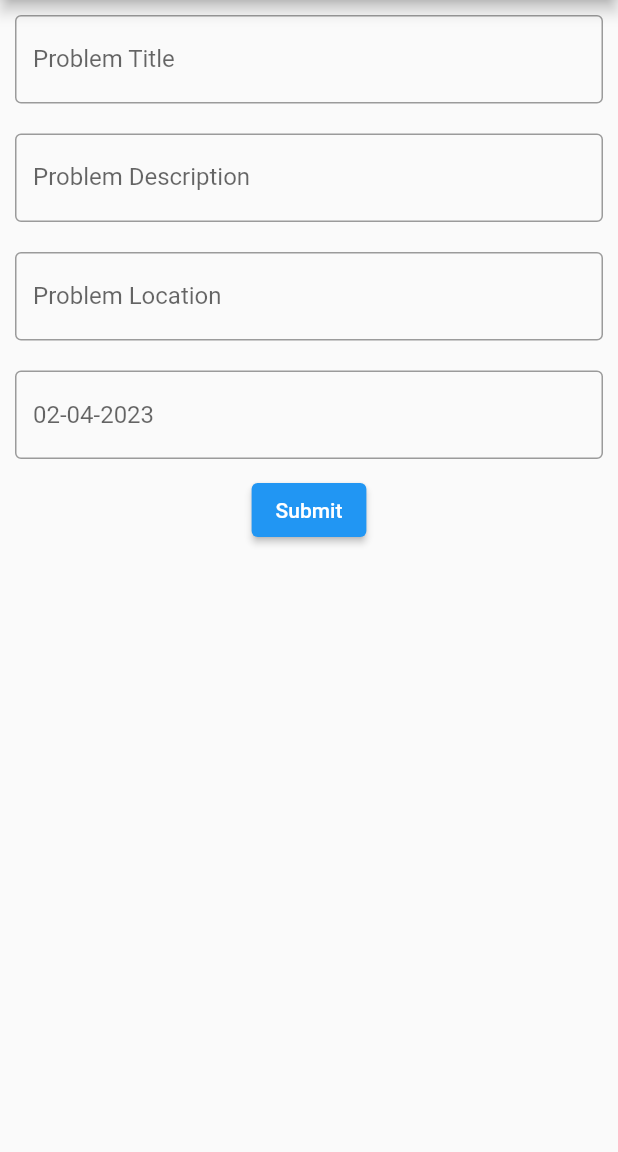
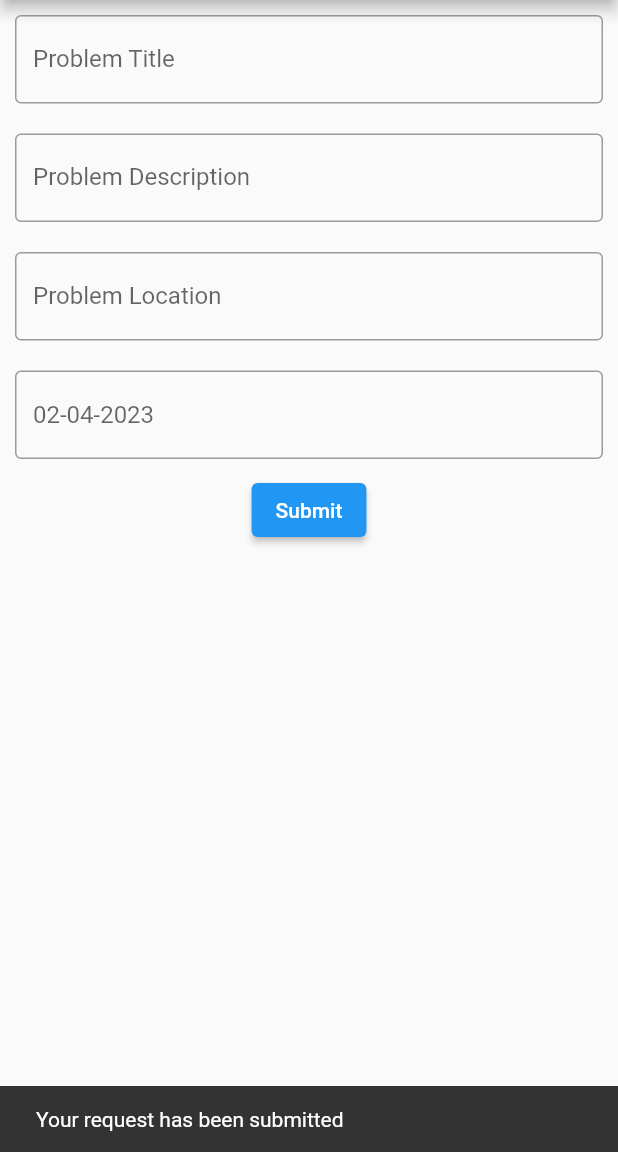
Before and after one commit to liritharan/flutter_firebase_bloc, a Flutter app: the PostDataPage screen opened directly, after a tap on "Submit", on a phone screen of 412 x 824 dp, the part 84-1236 px from its top. Run offline on Flutter 3.47's test engine with Material 2 defaults, Android fonts, the phone set to English and light mode, and no system bars; our stand-ins replace bloc, cloud_firestore, equatable, file_picker, firebase_core, firebase_messaging and 1 more; accounts and stored records are empty.

Commit message:
Adding Post Method with states

```diff
--- a/lib/post_data/bloc.dart
+++ b/lib/post_data/bloc.dart
@@ -14,10 +14,12 @@ class PostDataBloc extends Bloc<PostDataEvent, PostDataState> {
       emit(PostLoading());
       await postAPI.addData(
           event.problemTitle.toString(),
-          event.problemDecription.toString(),
+          event.problemDescription.toString(),
           event.problemLocation.toString(),
           event.date.toString());
+      emit(const PostSuccess('Your request has been submitted'));
       emit(PostLoaded());
+
     });
   }
 }
--- a/lib/post_data/event.dart
+++ b/lib/post_data/event.dart
@@ -11,13 +11,13 @@ class InitEvent extends PostDataEvent {
 }
 class PostEvent extends PostDataEvent {
  final String? problemTitle;
- final String? problemDecription;
+ final String? problemDescription;
  final  String? problemLocation;
  final  String? date;
 
   const PostEvent(
       {this.problemTitle,
-        this.problemDecription,
+        this.problemDescription,
         this.problemLocation,
         this.date});
 }
--- a/lib/post_data/state.dart
+++ b/lib/post_data/state.dart
@@ -12,8 +12,22 @@ class PostInitial extends PostDataState {}
 
 class PostLoading extends PostDataState {}
 
-class PostLoaded extends PostDataState {
+class PostLoaded extends PostDataState {}
 
+class PostSuccess extends PostDataState {
+  final String message;
+
+  const PostSuccess(this.message);
+
+  @override
+  List<Object> get props => [message];
 }
 
-class PostError extends PostDataState {}
+class PostError extends PostDataState {
+  final String error;
+
+  const PostError(this.error);
+
+  @override
+  List<Object> get props => [error];
+}
--- a/lib/post_data/view.dart
+++ b/lib/post_data/view.dart
@@ -9,14 +9,29 @@ import 'bloc.dart';
 import 'event.dart';
 import 'state.dart';
 
-class PostDataPage extends StatelessWidget {
+class PostDataPage extends StatefulWidget {
   PostDataPage({super.key});
 
+  @override
+  State<PostDataPage> createState() => _PostDataPageState();
+}
+
+class _PostDataPageState extends State<PostDataPage> {
+  final PostDataBloc bloc = PostDataBloc(postAPI: PostApiRepository());
   final CollectionReference _products =
       FirebaseFirestore.instance.collection('user');
+
   final TextEditingController title = TextEditingController();
+
   final TextEditingController description = TextEditingController();
+
   final TextEditingController location = TextEditingController();
+
+  @override
+  void initState() {
+    // bloc.add(const PostEvent());
+    super.initState();
+  }
 
   @override
   Widget build(BuildContext context) {
@@ -31,7 +46,6 @@ class PostDataPage extends StatelessWidget {
     var now = DateTime.now();
     var formatter = DateFormat('dd-MM-yyyy');
     String formattedDate = formatter.format(now);
-    final bloc = BlocProvider.of<PostDataBloc>(context);
 
     return BlocProvider(
       create: (_) => PostDataBloc(
@@ -40,7 +54,31 @@ class PostDataPage extends StatelessWidget {
           appBar: AppBar(
             title: const Text('Post Data'),
           ),
-        body: SingleChildScrollView(
+          body: BlocProvider(
+            create: (context) => bloc,
+            child: BlocListener<PostDataBloc, PostDataState>(
+              listener: (context, state) {
+                if (state is PostError) {
+                  ScaffoldMessenger.of(context).showSnackBar(
+                    SnackBar(
+                      content: Text(state.error),
+                    ),
+                  );
+                  print(state.error);
+                }
+                else  if (state is PostSuccess) {
+                  ScaffoldMessenger.of(context).showSnackBar(
+                    SnackBar(
+                      content: Text(state.message),
+                    ),
+                  );
+                  print(state.message);
+                }
+              },
+              child: BlocBuilder<PostDataBloc, PostDataState>(
+                builder: (context, state) {
+                  if(state is PostInitial){
+                    return    SingleChildScrollView(
                       child: Column(
                         children: [
                           textField('Problem Title', title),
@@ -50,17 +88,51 @@ class PostDataPage extends StatelessWidget {
                           Center(
                               child: ElevatedButton(
                                   onPressed: () async {
-                        BlocProvider.of<PostDataBloc>(context).add(PostEvent(
+                                    BlocProvider.of<PostDataBloc>(context).add(
+                                        PostEvent(
                                             problemTitle: title.text,
-                            problemDecription: description.text,
+                                            problemDescription: description.text,
                                             problemLocation: location.text,
                                             date: formattedDate));
                                   },
                                   child: const Text('Submit')))
                         ],
                       ),
+                    );
+                  }
+                if(state is PostLoading){
+                  return _buildLoading();
+                }
+                else if(state is PostLoaded){
+                  return    SingleChildScrollView(
+                    child: Column(
+                      children: [
+                        textField('Problem Title', title),
+                        textField('Problem Description', description),
+                        textField('Problem Location', location),
+                        showDate(formattedDate),
+                        Center(
+                            child: ElevatedButton(
+                                onPressed: () async {
+                                  BlocProvider.of<PostDataBloc>(context).add(
+                                      PostEvent(
+                                          problemTitle: title.text,
+                                          problemDescription: description.text,
+                                          problemLocation: location.text,
+                                          date: formattedDate));
+                                },
+                                child: const Text('Submit')))
+                      ],
+                    ),
+                  );
+                }
+                else{
+                  return Container();
+                }
+                },
               ),
             ),
+          )),
     );
   }
 
@@ -120,14 +192,5 @@ class PostDataPage extends StatelessWidget {
   }
 
   // Widget submitButton(BuildContext context) {
-  //   return Center(
-  //       child: ElevatedButton(
-  //           onPressed: () async {
-  //             BlocProvider.of<PostDataBloc>(context).add(PostEvent(problemTitle:title.text,problemDecription: description.text,problemLocation: location.text,date: ))
-  //           }, child: const Text('Submit')));
-  // }
-
-  Widget progressIndicator() {
-    return const CircularProgressIndicator();
+  Widget _buildLoading() => const Center(child: CircularProgressIndicator());
 }
-}
--- a/lib/view/post_data.dart
+++ b/lib/view/post_data.dart
@@ -60,7 +60,7 @@ class _PostDataState extends State<PostData> {
                               BlocProvider.of<PostDataBloc>(context).add(
                                   PostEvent(
                                       problemTitle: title.text,
-                                      problemDecription: description.text,
+                                      problemDescription: description.text,
                                       problemLocation: location.text,
                                       date: formattedDate));
                             },
@@ -134,7 +134,7 @@ class _PostDataState extends State<PostData> {
   //   return Center(
   //       child: ElevatedButton(
   //           onPressed: () async {
-  //             BlocProvider.of<PostDataBloc>(context).add(PostEvent(problemTitle:title.text,problemDecription: description.text,problemLocation: location.text,date: ))
+  //             BlocProvider.of<PostDataBloc>(context).add(PostEvent(problemTitle:title.text,problemDescription: description.text,problemLocation: location.text,date: ))
   //           }, child: const Text('Submit')));
   // }
 
--- a/pubspec.yaml
+++ b/pubspec.yaml
@@ -36,11 +36,8 @@ dependencies:
   equatable: ^2.0.5
   firebase_core: ^2.9.0
   cloud_firestore: ^4.5.0
-
-
-  # The following adds the Cupertino Icons font to your application.
-  # Use with the CupertinoIcons class for iOS style icons.
   cupertino_icons: ^1.0.2
+  firebase_messaging: ^14.4.0
 
 dev_dependencies:
   flutter_test:
```
Also changed, not shown: lib/main.dart (+33 -8 lines), lib/model/postModel.dart (+4 -4 lines), lib/retrive_data/view.dart (+17 -11 lines), lib/view/home.dart (+7 -3 lines), pubspec.lock, 1 other file. Lines whose indentation alone changed are shown as unchanged.
